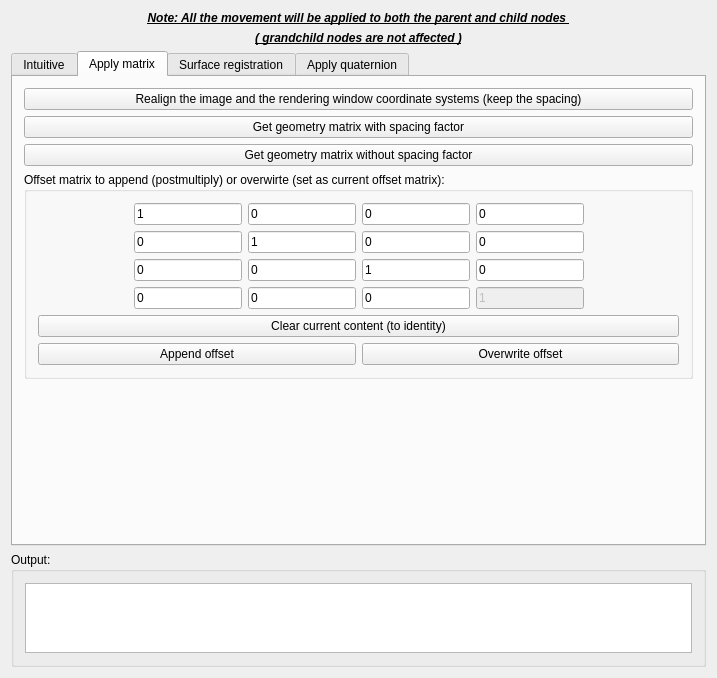
Qt form Plugins/org.mitk.lancet.movedata/src/internal/MoveDataControls.ui (zhaomengxiao/LancetMITK-Adition) before a commit.
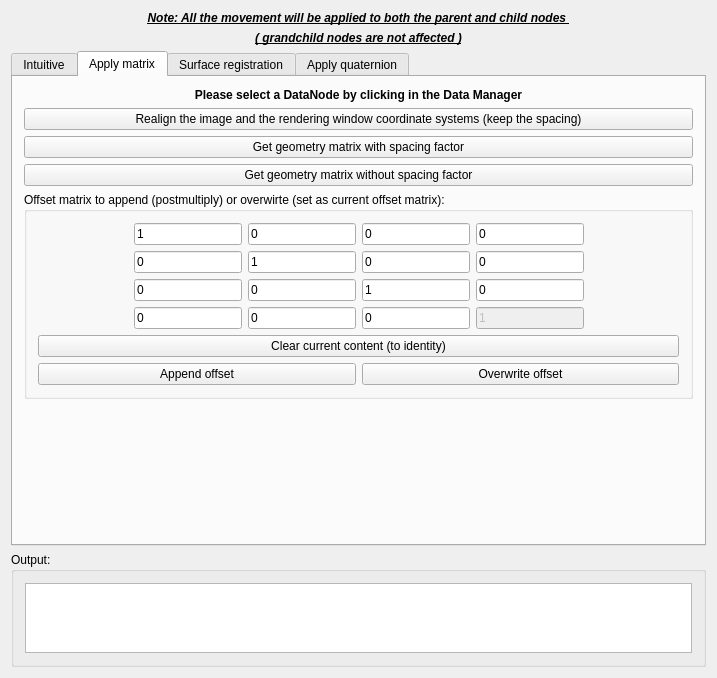
The same form after that commit. The open tabs and pages were chosen to show the change. Custom widgets are drawn as their Qt base class.

Patch:
```diff
--- a/Plugins/org.mitk.lancet.movedata/src/internal/MoveDataControls.ui
+++ b/Plugins/org.mitk.lancet.movedata/src/internal/MoveDataControls.ui
@@ -347,20 +347,13 @@
       </attribute>
       <layout class="QGridLayout" name="gridLayout_6">
        <item row="1" column="0">
-        <widget class="QPushButton" name="pushButton_getgeometryWithSpacing">
+        <widget class="QPushButton" name="pushButton_RealignImage">
          <property name="text">
-          <string>Get geometry matrix with spacing factor</string>
+          <string>Realign the image and the rendering window coordinate systems (keep the spacing)</string>
          </property>
         </widget>
        </item>
-       <item row="2" column="0">
-        <widget class="QPushButton" name="pushButton_getgeometryWithoutSpacing">
-         <property name="text">
-          <string>Get geometry matrix without spacing factor</string>
-         </property>
-        </widget>
-       </item>
-       <item row="3" column="0">
+       <item row="4" column="0">
         <widget class="QGroupBox" name="groupBox_5">
          <property name="title">
           <string>Offset matrix to append (postmultiply) or overwirte (set as current offset matrix):</string>
@@ -543,14 +536,7 @@
          </layout>
         </widget>
        </item>
-       <item row="0" column="0">
-        <widget class="QPushButton" name="pushButton_RealignImage">
-         <property name="text">
-          <string>Realign the image and the rendering window coordinate systems (keep the spacing)</string>
-         </property>
-        </widget>
-       </item>
-       <item row="4" column="0">
+       <item row="5" column="0">
         <spacer name="verticalSpacer">
          <property name="orientation">
           <enum>Qt::Vertical</enum>
@@ -563,6 +549,36 @@
          </property>
         </spacer>
        </item>
+       <item row="2" column="0">
+        <widget class="QPushButton" name="pushButton_getgeometryWithSpacing">
+         <property name="text">
+          <string>Get geometry matrix with spacing factor</string>
+         </property>
+        </widget>
+       </item>
+       <item row="3" column="0">
+        <widget class="QPushButton" name="pushButton_getgeometryWithoutSpacing">
+         <property name="text">
+          <string>Get geometry matrix without spacing factor</string>
+         </property>
+        </widget>
+       </item>
+       <item row="0" column="0">
+        <widget class="QLabel" name="label_16">
+         <property name="font">
+          <font>
+           <weight>75</weight>
+           <bold>true</bold>
+          </font>
+         </property>
+         <property name="text">
+          <string>Please select a DataNode by clicking in the Data Manager</string>
+         </property>
+         <property name="alignment">
+          <set>Qt::AlignCenter</set>
+         </property>
+        </widget>
+       </item>
       </layout>
      </widget>
      <widget class="QWidget" name="tab_3">
```
Left out of the diff: 40 changed lines with no effect on the pictures.
